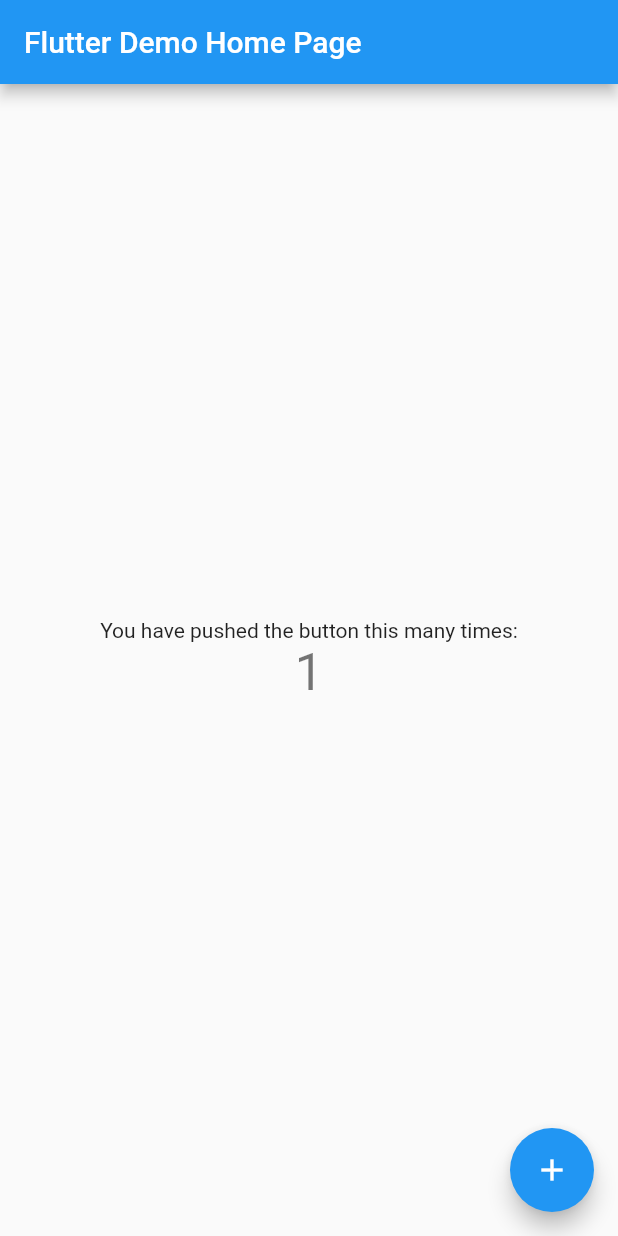
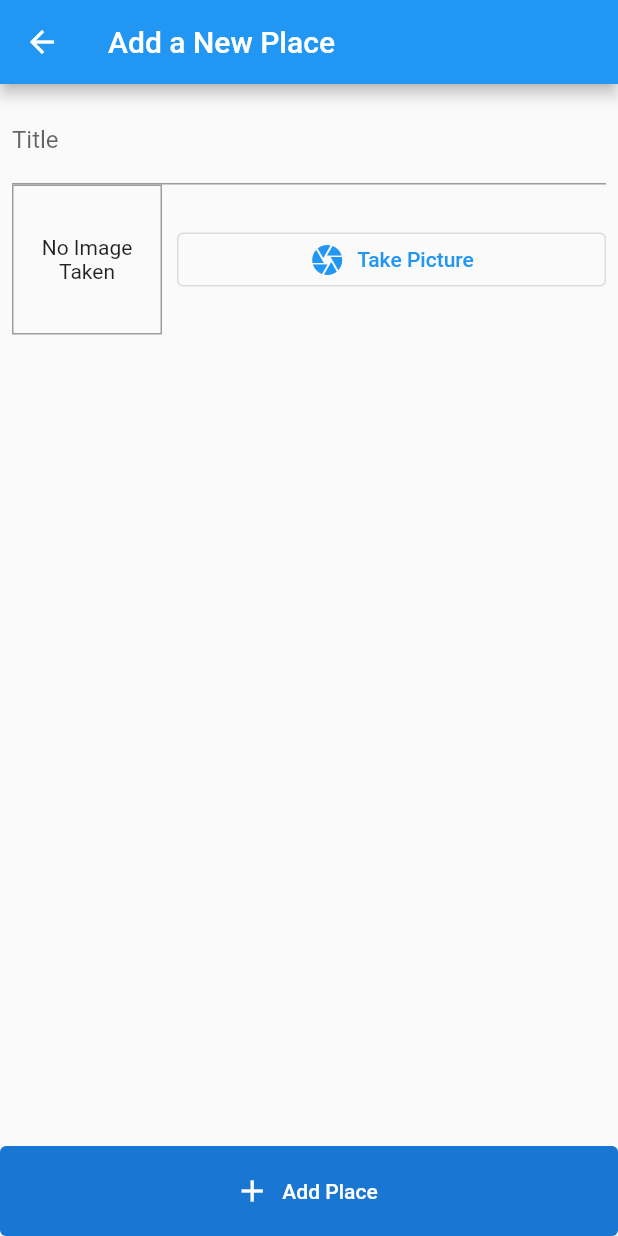
Before and after one commit to FaiyazUllah786/BestPlaces, a Flutter app: the screen it shows after launch, after a tap on the "add" icon, on a phone screen of 412 x 824 dp. Run offline on Flutter 3.47's test engine with Material 2 defaults, Android fonts, the phone set to English and light mode, and no system bars; our stand-ins replace image_picker, sqflite; accounts and stored records are empty.

Commit message:
take photo and add in database'

```diff
--- /dev/null
+++ b/bestplaces/lib/helper/db_helper.dart
@@ -0,0 +1,36 @@
+import 'package:flutter/material.dart';
+import 'package:sqflite/sqflite.dart' as sql;
+import 'package:path/path.dart' as path;
+import 'package:sqflite/sqlite_api.dart';
+
+class DBHelper {
+  //creting database inside phone storage
+  static Future<Database> database() async {
+    //path to store database(basically in app folder)
+    final dbPath = await sql.getDatabasesPath();
+    //providing path to open database and also creating places.dp file inside the databse folder
+    return sql.openDatabase(path.join(dbPath, 'places.db'),
+        onCreate: (db, version) {
+      return db.execute(
+          'CREATE TABLE user_places(id TEXT PRIMARY KEY,title TEXT,image TEXT)');
+    }, version: 1);
+  }
+
+  static Future<void> insert(
+      {required String table, required Map<String, dynamic> data}) async {
+    //accessing database
+    final db = await DBHelper.database();
+    //inserting values in database
+    db.insert(
+      table,
+      data,
+      conflictAlgorithm: sql.ConflictAlgorithm.replace,
+    ); //conflict replace override data which already present
+  }
+
+  static Future<List<Map<String, dynamic>>> getData(String table) async {
+    //accessing database
+    final db = await DBHelper.database();
+    return db.query(table);
+  }
+}
--- a/bestplaces/lib/main.dart
+++ b/bestplaces/lib/main.dart
@@ -1,115 +1,35 @@
+import 'package:bestplaces/screens/add_place_screen.dart';
 import 'package:flutter/material.dart';
+import 'package:flutter/services.dart';
+import 'package:provider/provider.dart';
+
+import './providers/best_places.dart';
+import './screens/place_list_screen.dart';
 
 void main() {
-  runApp(const MyApp());
+  WidgetsFlutterBinding.ensureInitialized();
+  SystemChrome.setSystemUIOverlayStyle(
+      SystemUiOverlayStyle(statusBarColor: Colors.transparent));
+  runApp(MyApp());
 }
 
 class MyApp extends StatelessWidget {
   const MyApp({super.key});
 
-  // This widget is the root of your application.
   @override
   Widget build(BuildContext context) {
-    return MaterialApp(
-      title: 'Flutter Demo',
-      theme: ThemeData(
-        // This is the theme of your application.
-        //
-        // Try running your application with "flutter run". You'll see the
-        // application has a blue toolbar. Then, without quitting the app, try
-        // changing the primarySwatch below to Colors.green and then invoke
-        // "hot reload" (press "r" in the console where you ran "flutter run",
-        // or simply save your changes to "hot reload" in a Flutter IDE).
-        // Notice that the counter didn't reset back to zero; the application
-        // is not restarted.
-        primarySwatch: Colors.blue,
+    return ChangeNotifierProvider.value(
+      value: BestPlaces(),
+      child: MaterialApp(
+        title: 'BestPlaces',
+        theme: ThemeData(
+          primarySwatch: Colors.blue,
+        ),
+        home: PlacesListScreen(),
+        routes: {
+          AddPlaceScreen.routeName: (context) => AddPlaceScreen(),
+        },
       ),
-      home: const MyHomePage(title: 'Flutter Demo Home Page'),
     );
   }
 }
-
-class MyHomePage extends StatefulWidget {
-  const MyHomePage({super.key, required this.title});
-
-  // This widget is the home page of your application. It is stateful, meaning
-  // that it has a State object (defined below) that contains fields that affect
-  // how it looks.
-
-  // This class is the configuration for the state. It holds the values (in this
-  // case the title) provided by the parent (in this case the App widget) and
-  // used by the build method of the State. Fields in a Widget subclass are
-  // always marked "final".
-
-  final String title;
-
-  @override
-  State<MyHomePage> createState() => _MyHomePageState();
-}
-
-class _MyHomePageState extends State<MyHomePage> {
-  int _counter = 0;
-
-  void _incrementCounter() {
-    setState(() {
-      // This call to setState tells the Flutter framework that something has
-      // changed in this State, which causes it to rerun the build method below
-      // so that the display can reflect the updated values. If we changed
-      // _counter without calling setState(), then the build method would not be
-      // called again, and so nothing would appear to happen.
-      _counter++;
-    });
-  }
-
-  @override
-  Widget build(BuildContext context) {
-    // This method is rerun every time setState is called, for instance as done
-    // by the _incrementCounter method above.
-    //
-    // The Flutter framework has been optimized to make rerunning build methods
-    // fast, so that you can just rebuild anything that needs updating rather
-    // than having to individually change instances of widgets.
-    return Scaffold(
-      appBar: AppBar(
-        // Here we take the value from the MyHomePage object that was created by
-        // the App.build method, and use it to set our appbar title.
-        title: Text(widget.title),
-      ),
-      body: Center(
-        // Center is a layout widget. It takes a single child and positions it
-        // in the middle of the parent.
-        child: Column(
-          // Column is also a layout widget. It takes a list of children and
-          // arranges them vertically. By default, it sizes itself to fit its
-          // children horizontally, and tries to be as tall as its parent.
-          //
-          // Invoke "debug painting" (press "p" in the console, choose the
-          // "Toggle Debug Paint" action from the Flutter Inspector in Android
-          // Studio, or the "Toggle Debug Paint" command in Visual Studio Code)
-          // to see the wireframe for each widget.
-          //
-          // Column has various properties to control how it sizes itself and
-          // how it positions its children. Here we use mainAxisAlignment to
-          // center the children vertically; the main axis here is the vertical
-          // axis because Columns are vertical (the cross axis would be
-          // horizontal).
-          mainAxisAlignment: MainAxisAlignment.center,
-          children: <Widget>[
-            const Text(
-              'You have pushed the button this many times:',
-            ),
-            Text(
-              '$_counter',
-              style: Theme.of(context).textTheme.headlineMedium,
-            ),
-          ],
-        ),
-      ),
-      floatingActionButton: FloatingActionButton(
-        onPressed: _incrementCounter,
-        tooltip: 'Increment',
-        child: const Icon(Icons.add),
-      ), // This trailing comma makes auto-formatting nicer for build methods.
-    );
-  }
-}
--- /dev/null
+++ b/bestplaces/lib/models/place.dart
@@ -0,0 +1,23 @@
+import 'dart:io'; //gives access to file system
+
+class PlaceLocation {
+  final double latitude;
+  final double longitude;
+  final String? address;
+
+  PlaceLocation(
+      {required this.latitude, required this.longitude, this.address});
+}
+
+class Place {
+  final String id;
+  final String title;
+  final PlaceLocation? location;
+  final File image;
+
+  Place(
+      {required this.id,
+      required this.title,
+      required this.location,
+      required this.image});
+}
--- /dev/null
+++ b/bestplaces/lib/providers/best_places.dart
@@ -0,0 +1,47 @@
+import 'dart:io';
+
+import 'package:bestplaces/models/place.dart';
+import 'package:flutter/material.dart';
+import '../helper/db_helper.dart';
+
+class BestPlaces with ChangeNotifier {
+  List<Place> _items = [];
+
+  List<Place> get items {
+    return [..._items];
+  }
+
+  void addPlace(String title, File pickedImage) {
+    final newPlace = Place(
+      id: DateTime.now().toString(),
+      title: title,
+      location: null,
+      image: pickedImage,
+    );
+    _items.add(newPlace); //it will destroy on app  rebuild
+    notifyListeners();
+
+    DBHelper.insert(table: 'user_places', data: {
+      'id': newPlace.id,
+      'title': newPlace.title,
+      'image': newPlace.image.path,
+    });
+  }
+
+  Future<void> fetchAndsSetPlaces() async {
+    final dataList = await DBHelper.getData('user_places');
+    _items = dataList
+        .map(
+          (elem) => Place(
+            id: elem['id'],
+            title: elem['title'],
+            location: null,
+            image: File(
+              elem['image'],
+            ),
+          ),
+        )
+        .toList();
+    notifyListeners();
+  }
+}
--- /dev/null
+++ b/bestplaces/lib/screens/add_place_screen.dart
@@ -0,0 +1,77 @@
+import 'dart:io';
+
+import 'package:bestplaces/providers/best_places.dart';
+
+import '../widgets/image_input.dart';
+import 'package:provider/provider.dart';
+
+import 'package:flutter/material.dart';
+
+class AddPlaceScreen extends StatefulWidget {
+  static const routeName = '/addPlacesScreen';
+  const AddPlaceScreen({super.key});
+
+  @override
+  State<AddPlaceScreen> createState() => _AddPlaceScreenState();
+}
+
+class _AddPlaceScreenState extends State<AddPlaceScreen> {
+  final _titleController = TextEditingController();
+  late File _pickedImage;
+  void _selectImage(File pickedImage) {
+    _pickedImage = pickedImage;
+  }
+
+  void savedPlace() {
+    if (_titleController.toString().isEmpty || _pickedImage == null) {
+      return;
+    }
+    Provider.of<BestPlaces>(context, listen: false)
+        .addPlace(_titleController.text, _pickedImage);
+    Navigator.of(context).pop();
+  }
+
+  @override
+  Widget build(BuildContext context) {
+    return Scaffold(
+      appBar: AppBar(
+        title: Text('Add a New Place'),
+      ),
+      body: Column(
+        mainAxisAlignment: MainAxisAlignment.spaceBetween,
+        crossAxisAlignment: CrossAxisAlignment.stretch,
+        children: [
+          Expanded(
+            child: SingleChildScrollView(
+              child: Padding(
+                padding: const EdgeInsets.all(8.0),
+                child: Column(
+                  children: [
+                    TextField(
+                      decoration: InputDecoration(labelText: 'Title'),
+                      controller: _titleController,
+                    ),
+                    SizedBox(),
+                    ImageInput(onSelectImage: _selectImage),
+                  ],
+                ),
+              ),
+            ),
+          ),
+          ElevatedButton.icon(
+            onPressed: savedPlace,
+            icon: Icon(Icons.add),
+            label: Text('Add Place'),
+            style: ElevatedButton.styleFrom(
+              elevation: 0,
+              tapTargetSize: MaterialTapTargetSize
+                  .shrinkWrap, //deleted margin around the bottom
+              backgroundColor: Theme.of(context).primaryColorDark,
+              minimumSize: Size.fromHeight(60),
+            ),
+          )
+        ],
+      ),
+    );
+  }
+}
--- /dev/null
+++ b/bestplaces/lib/screens/place_list_screen.dart
@@ -0,0 +1,52 @@
+import 'package:bestplaces/providers/best_places.dart';
+
+import '../screens/add_place_screen.dart';
+import 'package:flutter/material.dart';
+
+import 'package:provider/provider.dart';
+
+class PlacesListScreen extends StatelessWidget {
+  const PlacesListScreen({super.key});
+
+  @override
+  Widget build(BuildContext context) {
+    return Scaffold(
+        appBar: AppBar(
+          title: Text("Your Places"),
+          actions: [
+            IconButton(
+                onPressed: () =>
+                    Navigator.pushNamed(context, AddPlaceScreen.routeName),
+                icon: Icon(Icons.add))
+          ],
+        ),
+        body: FutureBuilder(
+          future: Provider.of<BestPlaces>(context, listen: false)
+              .fetchAndsSetPlaces(),
+          builder: (ctx, snapshot) =>
+              snapshot.connectionState == ConnectionState.waiting
+                  ? Center(
+                      child: CircularProgressIndicator(),
+                    )
+                  : Consumer<BestPlaces>(builder: (ctx, bestPlaces, ch) {
+                      if (bestPlaces.items.isEmpty) {
+                        return Center(
+                          child: Text('No Places is Added Yet!'),
+                        );
+                      } else {
+                        return ListView.builder(
+                            itemCount: bestPlaces.items.length,
+                            itemBuilder: (ctx, i) => Container(
+                                  padding: EdgeInsets.all(10),
+                                  height: 300,
+                                  width: double.infinity,
+                                  child: Image.file(
+                                    bestPlaces.items[i].image,
+                                    fit: BoxFit.cover,
+                                  ),
+                                ));
+                      }
+                    }),
+        ));
+  }
+}
--- /dev/null
+++ b/bestplaces/lib/widgets/image_input.dart
@@ -0,0 +1,76 @@
+import 'package:flutter/material.dart';
+import 'dart:io';
+import 'package:image_picker/image_picker.dart';
+import 'package:path/path.dart' as path; //for comnbinig and constructing path
+import 'package:path_provider/path_provider.dart' as syspath; //accessing paths
+import 'package:sqflite/sqflite.dart' as sql;
+
+class ImageInput extends StatefulWidget {
+  final Function onSelectImage;
+  const ImageInput({super.key, required this.onSelectImage});
+
+  @override
+  State<ImageInput> createState() => _ImageInputState();
+}
+
+class _ImageInputState extends State<ImageInput> {
+  File? _storedImage;
+
+  void _takePicture() async {
+    final picker = ImagePicker();
+    final imageFile = await picker.pickImage(source: ImageSource.camera);
+    //incase didn't take picture
+    if (imageFile == null) return;
+
+    setState(() {
+      _storedImage = File(imageFile!.path);
+    });
+
+    final appDir = await syspath.getApplicationDocumentsDirectory();
+    final fileName =
+        path.basename(imageFile!.path); //directory of file as well as file name
+    final savedImage =
+        await File(imageFile!.path).copy('${appDir.path}/${fileName}');
+
+    widget.onSelectImage(savedImage);
+  }
+
+  @override
+  Widget build(BuildContext context) {
+    return Row(
+      children: [
+        Container(
+          width: 100,
+          height: 100,
+          decoration: BoxDecoration(
+            border: Border.all(
+              width: 1,
+              color: Colors.grey,
+            ),
+          ),
+          child: _storedImage != null
+              ? Image.file(
+                  _storedImage!,
+                  fit: BoxFit.cover,
+                  width: double.infinity,
+                )
+              : Text(
+                  'No Image Taken',
+                  textAlign: TextAlign.center,
+                ),
+          alignment: Alignment.center,
+        ),
+        SizedBox(
+          width: 10,
+        ),
+        Expanded(
+          child: OutlinedButton.icon(
+            onPressed: _takePicture,
+            icon: Icon(Icons.camera),
+            label: Text('Take Picture'),
+          ),
+        )
+      ],
+    );
+  }
+}
--- /dev/null
+++ b/bestplaces/lib/widgets/location_input.dart
@@ -0,0 +1,15 @@
+import 'package:flutter/material.dart';
+
+class LocationInput extends StatefulWidget {
+  const LocationInput({super.key});
+
+  @override
+  State<LocationInput> createState() => _LocationInputState();
+}
+
+class _LocationInputState extends State<LocationInput> {
+  @override
+  Widget build(BuildContext context) {
+    return const Placeholder();
+  }
+}
--- a/bestplaces/pubspec.yaml
+++ b/bestplaces/pubspec.yaml
@@ -35,6 +35,12 @@
   # The following adds the Cupertino Icons font to your application.
   # Use with the CupertinoIcons class for iOS style icons.
   cupertino_icons: ^1.0.2
+  provider: ^6.0.5
+  image_picker: ^0.8.6+4
+  path_provider: ^2.0.13
+  path: ^1.8.2
+  sqflite: ^2.2.5
+  location: ^4.4.0
 
 dev_dependencies:
   flutter_test:
```
Also changed, not shown: bestplaces/lib/screens/place_detail_screen.dart (added), bestplaces/pubspec.lock, 1 other file.
